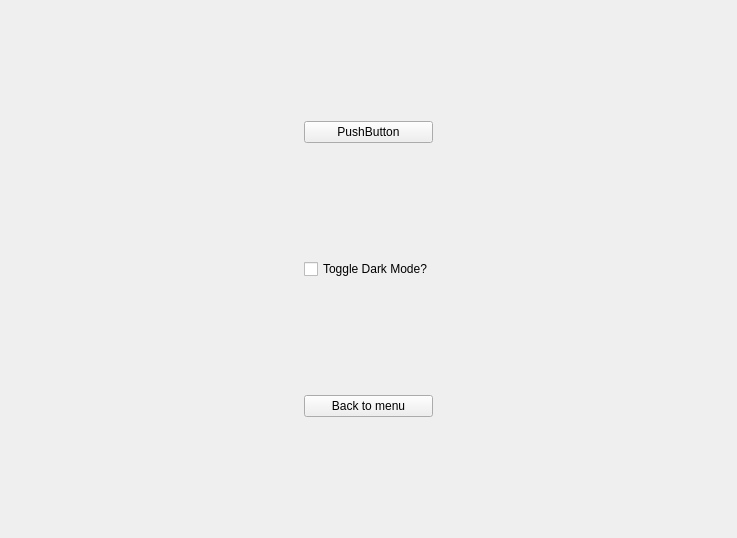
Old version of the form settings.ui in the repository Tock15/FEMjump.
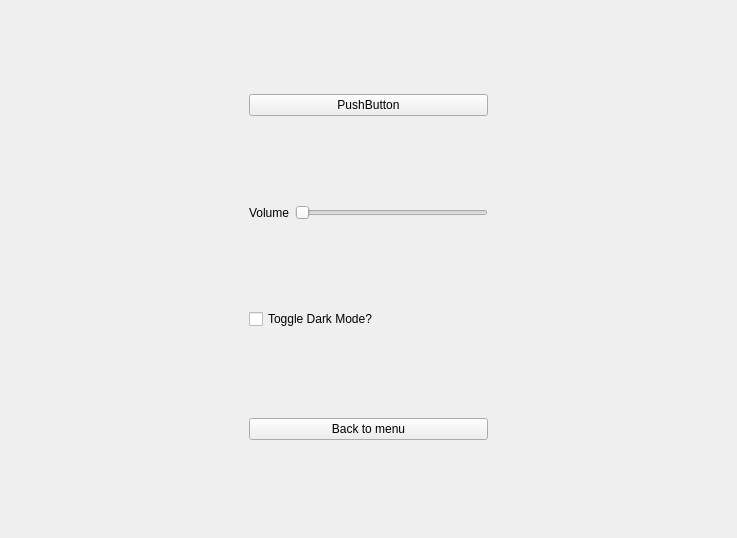
New version of the form.

Patch:
```diff
--- a/settings.ui
+++ b/settings.ui
@@ -40,6 +40,24 @@
        </item>
       </layout>
      </item>
+     <item>
+      <layout class="QHBoxLayout" name="horizontalLayout_2">
+       <item>
+        <widget class="QLabel" name="label">
+         <property name="text">
+          <string>Volume</string>
+         </property>
+        </widget>
+       </item>
+       <item>
+        <widget class="QSlider" name="volumeSlider">
+         <property name="orientation">
+          <enum>Qt::Orientation::Horizontal</enum>
+         </property>
+        </widget>
+       </item>
+      </layout>
+     </item>
      <item>
       <layout class="QHBoxLayout" name="horizontalLayout_5">
        <item>
```
